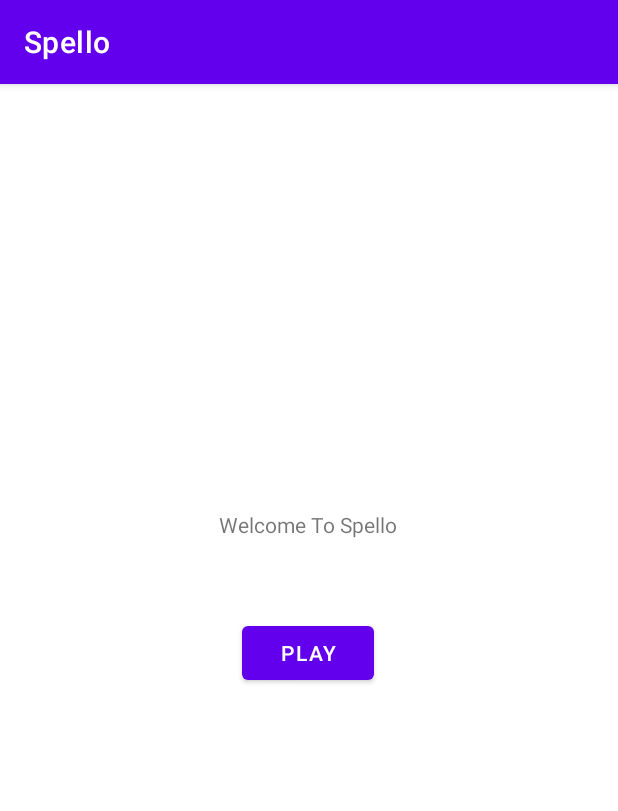
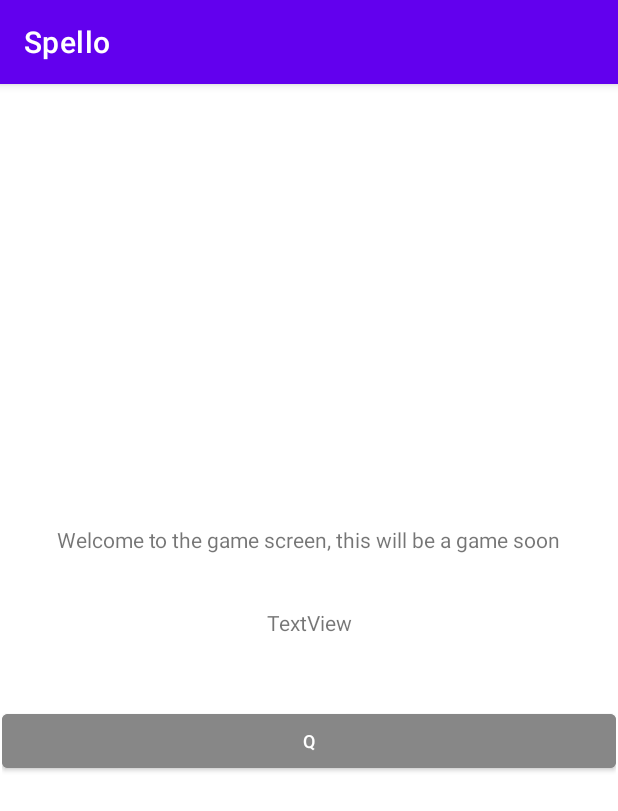
Before and after one commit to RuskDev/Spello, an Android app: the screen it shows after launch (MainActivity before the commit, GameActivity after it), after a tap on "PLAY", on a phone screen of 412 x 824 dp. Shown: the top 811 px of the screen. Run offline under Robolectric (Android 15) with nearby library versions, the phone set to English and light mode, and no system bars.

Commit message:
Fixed switching screen, started making table of buttons for keys

```diff
--- a/app/src/main/AndroidManifest.xml
+++ b/app/src/main/AndroidManifest.xml
@@ -18,6 +18,15 @@
                 <category android:name="android.intent.category.LAUNCHER" />
             </intent-filter>
         </activity>
+        <activity
+            android:name=".GameActivity"
+            android:exported="true">
+            <intent-filter>
+                <action android:name="android.intent.action.MAIN" />
+
+                <category android:name="android.intent.category.DEFAULT" />
+            </intent-filter>
+        </activity>
     </application>
 
 </manifest>
--- a/app/src/main/res/layout/game_activity.xml
+++ b/app/src/main/res/layout/game_activity.xml
@@ -13,5 +13,43 @@
         app:layout_constraintBottom_toBottomOf="parent"
         app:layout_constraintEnd_toEndOf="parent"
         app:layout_constraintStart_toStartOf="parent"
-        app:layout_constraintTop_toTopOf="parent" />
+        app:layout_constraintTop_toTopOf="parent"
+        app:layout_constraintVertical_bias="0.393" />
+
+    <TableLayout
+        android:layout_width="409dp"
+        android:layout_height="354dp"
+        android:stretchColumns="*"
+        app:layout_constraintBottom_toBottomOf="parent"
+        app:layout_constraintEnd_toEndOf="parent"
+        app:layout_constraintStart_toStartOf="parent">
+
+        <TableRow
+            android:layout_width="match_parent"
+            android:layout_height="match_parent">
+
+            <Button
+                android:id="@+id/qKey"
+                android:layout_width="@dimen/keyWidth"
+                android:layout_height="wrap_content"
+                android:backgroundTint="@color/activeButtonCol"
+                android:paddingLeft="@dimen/keyPad"
+                android:paddingRight="@dimen/keyPad"
+                android:text="@string/q"
+                android:textSize="12sp"
+                tools:ignore="TouchTargetSizeCheck" />
+
+        </TableRow>
+
+    </TableLayout>
+
+    <TextView
+        android:id="@+id/textTemp"
+        android:layout_width="wrap_content"
+        android:layout_height="wrap_content"
+        android:layout_marginTop="36dp"
+        android:text="TextView"
+        app:layout_constraintEnd_toEndOf="parent"
+        app:layout_constraintStart_toStartOf="parent"
+        app:layout_constraintTop_toBottomOf="@+id/WelcomeGame" />
 </androidx.constraintlayout.widget.ConstraintLayout>
--- a/app/src/main/res/values/colors.xml
+++ b/app/src/main/res/values/colors.xml
@@ -7,4 +7,5 @@
     <color name="teal_700">#FF018786</color>
     <color name="black">#FF000000</color>
     <color name="white">#FFFFFFFF</color>
+    <color name="activeButtonCol">#878787</color>
 </resources>
--- /dev/null
+++ b/app/src/main/res/values/dims.xml
@@ -0,0 +1,7 @@
+<?xml version="1.0" encoding="utf-8"?>
+
+<resources>
+    <dimen name="keyWidth">40dp</dimen>
+    <dimen name="keyPad">2dp</dimen>
+
+</resources>
--- a/app/src/main/res/values/strings.xml
+++ b/app/src/main/res/values/strings.xml
@@ -2,4 +2,5 @@
     <string name="app_name">Spello</string>
     <string name="welcome">Welcome To Spello</string>
     <string name="play">Play</string>
+    <string name="q">Q</string>
 </resources>
```
